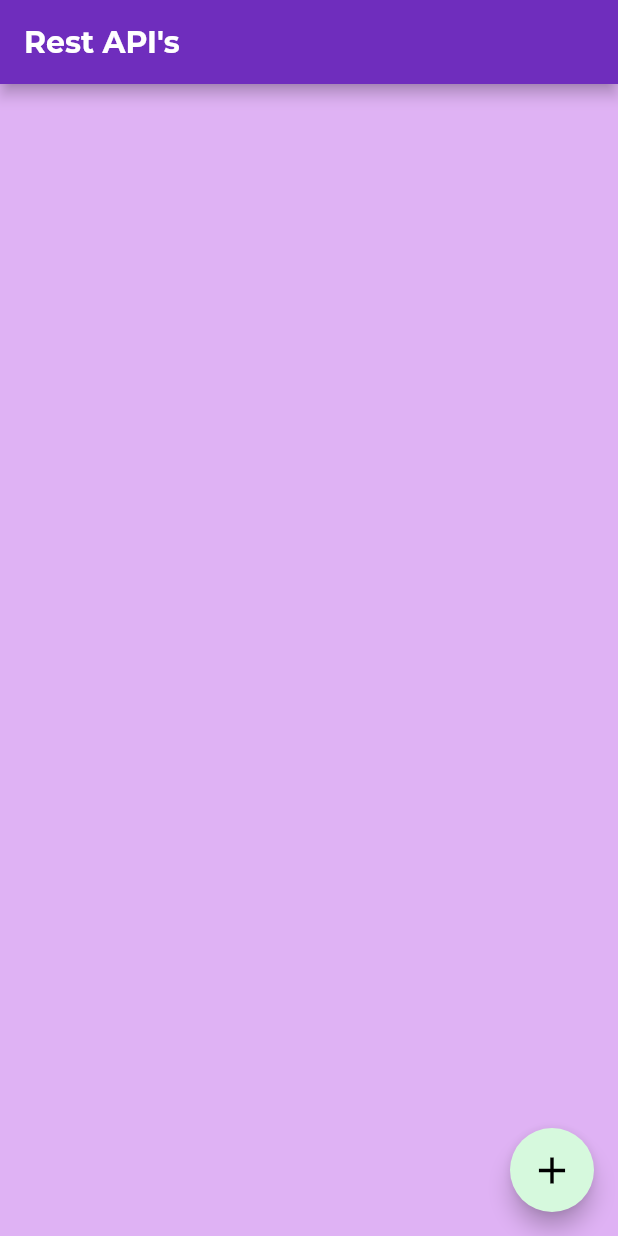
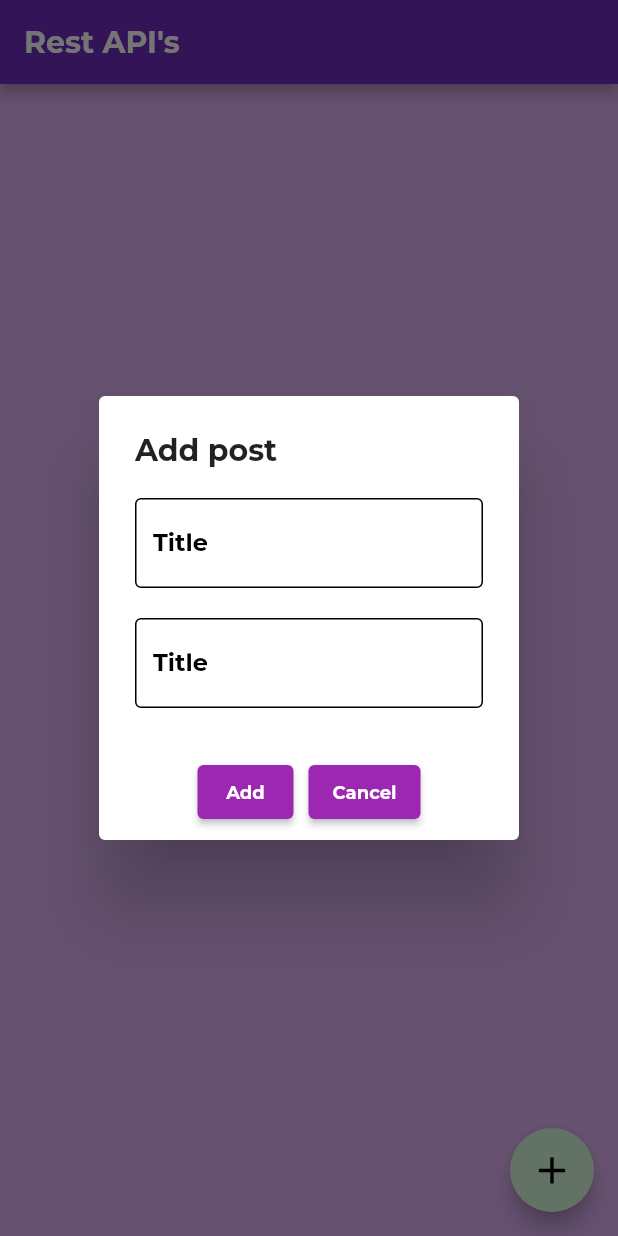
Before and after one commit to akastha97/integrateapi, a Flutter app: the screen it shows after launch, after a tap on the "add" icon, on a phone screen of 412 x 824 dp. Run offline on Flutter 3.47's test engine with Material 2 defaults, Android fonts, the light colour scheme and no system bars; network calls fail.

Commit message:
Integrated Post api
Integrated Post api

```diff
--- a/integrate_api/lib/network/api_router.dart
+++ b/integrate_api/lib/network/api_router.dart
@@ -7,11 +7,11 @@ class ApiRouter {
     postId = id;
   }
 
-  static String get allEmployees => "$baseUrl/posts";
+  static String get allPosts => "$baseUrl/posts";
 
-  static String get singleEmployee => "$baseUrl/posts/$postId";
+  static String get singlePost => "$baseUrl/posts/$postId";
 
-  static String get createEmployee => "$baseUrl/posts";
+  static String get newPost => "$baseUrl/posts";
 
-  static String get updateEmployee => "$baseUrl/posts/$postId";
+  static String get updatePost => "$baseUrl/posts/$postId";
 }
--- a/integrate_api/lib/screens/dashboard.dart
+++ b/integrate_api/lib/screens/dashboard.dart
@@ -1,6 +1,7 @@
 import 'package:flutter/material.dart';
 import 'package:integrate_api/models/employee_model.dart';
 import 'package:integrate_api/network/api_manager.dart';
+import 'package:integrate_api/ui_components/posttextfield.dart';
 
 class DashboardPage extends StatefulWidget {
   const DashboardPage({
@@ -13,6 +14,8 @@ class DashboardPage extends StatefulWidget {
 
 class _DashboardPageState extends State<DashboardPage> {
   List<PostModel> posts = [];
+  TextEditingController titleController = TextEditingController();
+  TextEditingController bodyController = TextEditingController();
 
   @override
   void initState() {
@@ -29,6 +32,28 @@ class _DashboardPageState extends State<DashboardPage> {
       });
     } catch (error) {
       print("Error fetching posts:");
+    }
+  }
+
+  // Method to call the add post api call
+  Future<void> addPost() async {
+    // Prepare the data to be sent in the request
+    Map<String, dynamic> inputBody = {
+      'title': titleController.text,
+      'body': bodyController.text,
+      'userId': 1,
+      'id': 101
+    };
+    try {
+      final newPost = await ApiManager().addNewPost(inputBody);
+      setState(() {
+        posts.add(newPost);
+      });
+      titleController.clear();
+      bodyController.clear();
+      Navigator.pop(context);
+    } catch (error) {
+      print("Error adding a new post: $error");
     }
   }
 
@@ -55,16 +80,85 @@ class _DashboardPageState extends State<DashboardPage> {
           ],
         ),
       ),
-      floatingActionButton: getFAB(),
+      floatingActionButton: displayFAB(),
+    );
+  }
+
+  // To display the Alert box for adding a new post
+  AlertDialog addPostAlert() {
+    return AlertDialog(
+      title: const Text(
+        "Add post",
+        style: TextStyle(
+            fontSize: 20,
+            fontFamily: "Monsterrat",
+            fontWeight: FontWeight.bold),
+      ),
+      content: Wrap(
+        runSpacing: 20,
+        children: [
+          PostTextfield(controller: titleController),
+          PostTextfield(controller: bodyController)
+        ],
+      ),
+      actions: [displayAlertBoxButtons()],
+    );
+  }
+
+  Center displayAlertBoxButtons() {
+    var addButton = ElevatedButton(
+      style: ButtonStyle(
+          backgroundColor: MaterialStateProperty.all<Color>(Colors.purple)),
+      child: const Text(
+        "Add",
+        style: TextStyle(
+            fontSize: 12,
+            fontFamily: "Monsterrat",
+            fontWeight: FontWeight.bold),
+      ),
+      onPressed: () {
+        addPost();
+
+        titleController.clear();
+      },
+    );
+    var cancelButton = ElevatedButton(
+        style: ButtonStyle(
+            backgroundColor: MaterialStateProperty.all<Color>(Colors.purple)),
+        child: const Text(
+          "Cancel",
+          style: TextStyle(
+              fontSize: 12,
+              fontFamily: "Monsterrat",
+              fontWeight: FontWeight.bold),
+        ),
+        onPressed: () {
+          Navigator.pop(context);
+        });
+    return Center(
+      child: Wrap(
+        children: [
+          addButton,
+          const SizedBox(
+            width: 10,
+          ),
+          cancelButton,
+        ],
+      ),
     );
   }
 
   // Method to display the FAB
-  FloatingActionButton getFAB() {
+  FloatingActionButton displayFAB() {
     return FloatingActionButton(
       backgroundColor: const Color(0xffD6F9DD),
-      onPressed: () {},
-      tooltip: '',
+      onPressed: () {
+        showDialog(
+            context: context,
+            builder: (context) {
+              return addPostAlert();
+            });
+      },
       child: const Icon(
         Icons.add,
         size: 30,
@@ -95,7 +189,7 @@ class _DashboardPageState extends State<DashboardPage> {
                     fontWeight: FontWeight.w900),
               ),
               subtitle: Padding(
-                padding: EdgeInsets.only(top: 8.0),
+                padding: const EdgeInsets.only(top: 8.0),
                 child: Text(result.body.toString() ?? "",
                     style: const TextStyle(
                         fontFamily: "Monsterrat",
--- /dev/null
+++ b/integrate_api/lib/ui_components/posttextfield.dart
@@ -0,0 +1,33 @@
+import 'package:flutter/material.dart';
+
+class PostTextfield extends StatefulWidget {
+  const PostTextfield({
+    super.key,
+    required this.controller,
+  });
+
+  final TextEditingController controller;
+
+  @override
+  State<PostTextfield> createState() => _PostTextfieldState();
+}
+
+class _PostTextfieldState extends State<PostTextfield> {
+  @override
+  Widget build(BuildContext context) {
+    return TextField(
+      autocorrect: false,
+      style: const TextStyle(color: Colors.black, fontWeight: FontWeight.w700),
+      decoration: const InputDecoration(
+          labelStyle:
+              TextStyle(color: Colors.black, fontWeight: FontWeight.w700),
+          label: Text("Title"),
+          hintText: "Title",
+          enabledBorder: OutlineInputBorder(borderSide: BorderSide(width: 1)),
+          focusedBorder: OutlineInputBorder(borderSide: BorderSide(width: 1)),
+          hintStyle:
+              TextStyle(color: Colors.black, fontWeight: FontWeight.w700)),
+      controller: widget.controller,
+    );
+  }
+}
```
Also changed, not shown: integrate_api/lib/network/api_manager.dart (+22 -1 lines).
